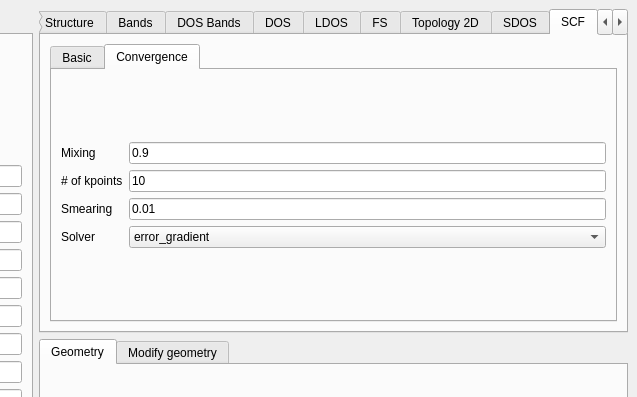
This is interface-pyqt/2dslab/interface.ui in joselado/quantum-lattice as Qt 5 draws it before an edit; both pictures show x 565 to 1202 and y 0 to 397 of the 1202 by 770 pixel window. The edited form follows.
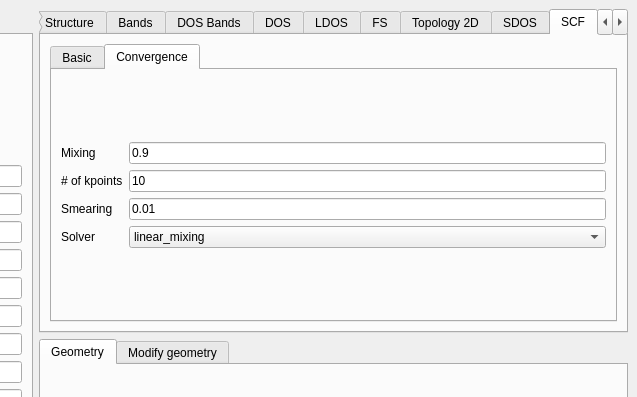
This is the edited form. The open tabs and pages were chosen to show the change. Custom widgets are drawn as their Qt base class.

Commit message:
Make linear_mixing the default SCF solver
Swap the scf_solver dropdown's item order (Convergence sub-tab, all
SCF-capable modes) so linear_mixing is index 0/default and
error_gradient is the alternative, instead of the other way around.

Claude-Session: https://claude.ai/code/session_012fL8wwuicuNy2k5fzsptqR

```diff
--- a/interface-pyqt/2dslab/interface.ui
+++ b/interface-pyqt/2dslab/interface.ui
@@ -1091,7 +1091,7 @@
                 </property>
                 <item>
                  <property name="text">
-                  <string>error_gradient</string>
+                  <string>linear_mixing</string>
                  </property>
                 </item>
                 <item>
```
Left out of the diff: 2 changed lines with no effect on the pictures. The commit also changes 16 other files.
